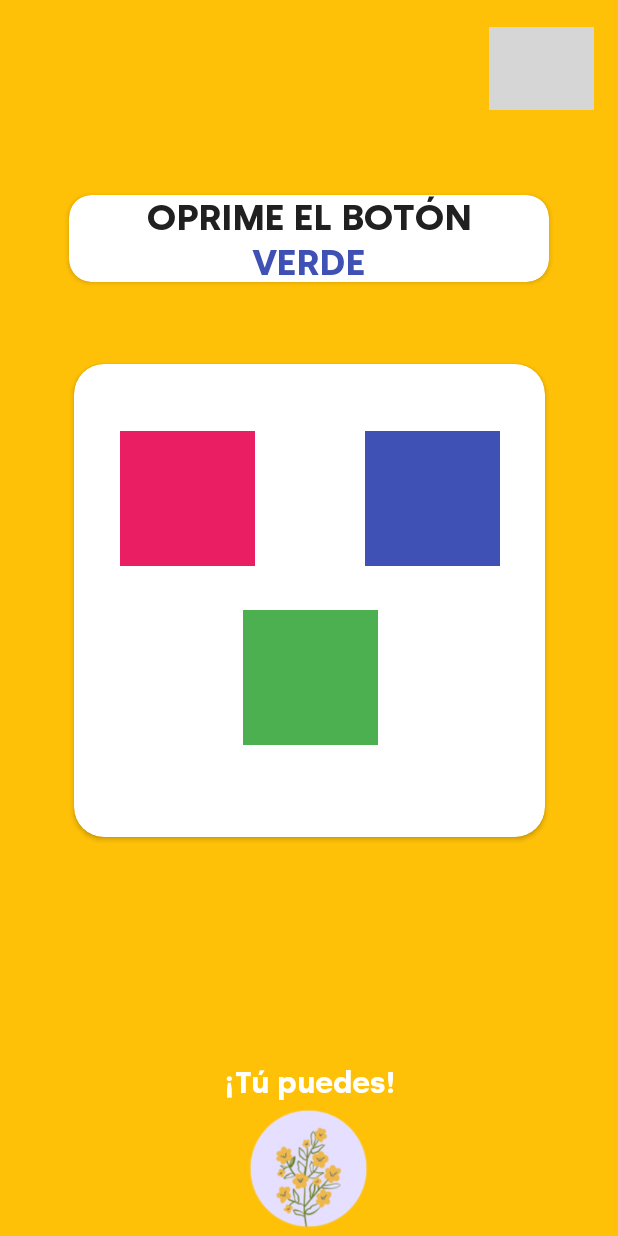
After one commit to MajoBurguete/ADAM, an Android app: the layout activity_rainbow_nvl1.xml on its own in the app's theme, with its tools: preview values and no code run, on a phone screen of 412 x 824 dp. The commit adds this screen. Run offline under Robolectric (Android 15) with nearby library versions, the phone set to English and light mode, and no system bars; grey boxes are pictures that could not be loaded.

Commit message:
first commit 6/09 18:40 #7

```diff
--- /dev/null
+++ b/app/src/main/res/layout/activity_rainbow_nvl1.xml
@@ -0,0 +1,156 @@
+<?xml version="1.0" encoding="utf-8"?>
+<androidx.constraintlayout.widget.ConstraintLayout xmlns:android="http://schemas.android.com/apk/res/android"
+    xmlns:app="http://schemas.android.com/apk/res-auto"
+    xmlns:tools="http://schemas.android.com/tools"
+    android:layout_width="match_parent"
+    android:layout_height="match_parent"
+    android:background="#FFC107"
+    android:backgroundTint="#FFC107"
+    app:circularflow_defaultRadius="20dp">
+
+    <ImageButton
+        android:id="@+id/imageButton3"
+        android:layout_width="70dp"
+        android:layout_height="55dp"
+        app:layout_constraintBottom_toBottomOf="parent"
+        app:layout_constraintEnd_toEndOf="parent"
+        app:layout_constraintHorizontal_bias="0.953"
+        app:layout_constraintStart_toStartOf="parent"
+        app:layout_constraintTop_toTopOf="parent"
+        app:layout_constraintVertical_bias="0.023"
+        tools:ignore="SpeakableTextPresentCheck"
+        tools:srcCompat="@tools:sample/backgrounds/scenic" />
+
+    <ImageView
+        android:id="@+id/imageView"
+        android:layout_width="90dp"
+        android:layout_height="90dp"
+        app:layout_constraintBottom_toBottomOf="parent"
+        app:layout_constraintEnd_toEndOf="parent"
+        app:layout_constraintHorizontal_bias="0.498"
+        app:layout_constraintStart_toStartOf="parent"
+        app:layout_constraintTop_toBottomOf="@+id/cardView2"
+        app:layout_constraintVertical_bias="1.0"
+        app:srcCompat="@drawable/placeholder" />
+
+    <TextView
+        android:id="@+id/textView3"
+        android:layout_width="wrap_content"
+        android:layout_height="wrap_content"
+        android:fontFamily="@font/silka_bold_webfont"
+        android:text="@string/tu_puedes"
+        android:textAlignment="center"
+        android:textColor="#FFFFFF"
+        android:textSize="20sp"
+        app:layout_constraintBottom_toTopOf="@+id/imageView"
+        app:layout_constraintEnd_toEndOf="parent"
+        app:layout_constraintStart_toStartOf="parent"
+        app:layout_constraintTop_toBottomOf="@+id/cardView2"
+        app:layout_constraintVertical_bias="1.0"
+        tools:ignore="TextContrastCheck" />
+
+    <androidx.cardview.widget.CardView
+        android:id="@+id/cardView2"
+        android:layout_width="314dp"
+        android:layout_height="315dp"
+        android:paddingStart="15dp"
+        android:paddingEnd="15dp"
+        app:cardCornerRadius="20dp"
+        app:layout_constraintBottom_toBottomOf="parent"
+        app:layout_constraintEnd_toEndOf="parent"
+        app:layout_constraintStart_toStartOf="parent"
+        app:layout_constraintTop_toBottomOf="@+id/cardView"
+        app:layout_constraintVertical_bias="0.17">
+
+        <androidx.constraintlayout.widget.ConstraintLayout
+            android:layout_width="match_parent"
+            android:layout_height="314dp"
+            android:paddingStart="30dp"
+            android:paddingEnd="30dp">
+
+            <ImageButton
+                android:id="@+id/imageButton5"
+                android:layout_width="90dp"
+                android:layout_height="90dp"
+                android:tint="#3F51B5"
+                app:layout_constraintBottom_toBottomOf="parent"
+                app:layout_constraintEnd_toEndOf="parent"
+                app:layout_constraintHorizontal_bias="1.0"
+                app:layout_constraintStart_toEndOf="@+id/imageButton4"
+                app:layout_constraintTop_toTopOf="@+id/imageButton4"
+                app:layout_constraintVertical_bias="0.0"
+                app:srcCompat="@drawable/placeholder"
+                tools:ignore="SpeakableTextPresentCheck,ImageContrastCheck" />
+
+            <ImageButton
+                android:id="@+id/imageButton6"
+                android:layout_width="90dp"
+                android:layout_height="90dp"
+                android:tint="#4CAF50"
+                app:layout_constraintBottom_toBottomOf="parent"
+                app:layout_constraintEnd_toEndOf="@+id/imageButton5"
+                app:layout_constraintStart_toStartOf="@+id/imageButton4"
+                app:layout_constraintTop_toBottomOf="@+id/imageButton5"
+                app:layout_constraintVertical_bias="0.327"
+                app:srcCompat="@drawable/placeholder"
+                tools:ignore="SpeakableTextPresentCheck" />
+
+            <ImageButton
+                android:id="@+id/imageButton4"
+                android:layout_width="90dp"
+                android:layout_height="90dp"
+                android:backgroundTint="#E91E63"
+                android:tint="#E91E63"
+                app:layout_constraintBottom_toBottomOf="parent"
+                app:layout_constraintEnd_toEndOf="parent"
+                app:layout_constraintHorizontal_bias="0.004"
+                app:layout_constraintStart_toStartOf="parent"
+                app:layout_constraintTop_toTopOf="parent"
+                app:layout_constraintVertical_bias="0.19999999"
+                app:srcCompat="@drawable/placeholder"
+                tools:ignore="SpeakableTextPresentCheck,ImageContrastCheck" />
+        </androidx.constraintlayout.widget.ConstraintLayout>
+
+    </androidx.cardview.widget.CardView>
+
+    <androidx.cardview.widget.CardView
+        android:id="@+id/cardView"
+        android:layout_width="320dp"
+        android:layout_height="58dp"
+        app:cardBackgroundColor="#FFFFFF"
+        app:cardCornerRadius="15dp"
+        app:layout_constraintBottom_toBottomOf="parent"
+        app:layout_constraintEnd_toEndOf="parent"
+        app:layout_constraintStart_toStartOf="parent"
+        app:layout_constraintTop_toTopOf="parent"
+        app:layout_constraintVertical_bias="0.17">
+
+        <LinearLayout
+            android:layout_width="match_parent"
+            android:layout_height="wrap_content"
+            android:orientation="vertical">
+
+            <TextView
+                android:id="@+id/textView"
+                android:layout_width="match_parent"
+                android:layout_height="wrap_content"
+                android:fontFamily="@font/silka_bold_webfont"
+                android:text="@string/oprime_el_boton"
+                android:textAlignment="center"
+                android:textColor="#202020"
+                android:textSize="24sp" />
+
+            <TextView
+                android:id="@+id/textView2"
+                android:layout_width="match_parent"
+                android:layout_height="wrap_content"
+                android:fontFamily="@font/silka_bold_webfont"
+                android:text="@string/verde"
+                android:textAlignment="center"
+                android:textColor="#3F51B5"
+                android:textSize="24sp" />
+
+        </LinearLayout>
+    </androidx.cardview.widget.CardView>
+
+</androidx.constraintlayout.widget.ConstraintLayout>
--- a/app/src/main/res/values/strings.xml
+++ b/app/src/main/res/values/strings.xml
@@ -1,3 +1,8 @@
 <resources>
     <string name="app_name">ADAM</string>
+    <string name="elige_tu_perfil">Elige tu perfil</string>
+    <string name="agrega_otro_perfil">Agrega otro perfil</string>
+    <string name="oprime_el_boton">OPRIME EL BOTÓN</string>
+    <string name="verde">VERDE</string>
+    <string name="tu_puedes">¡Tú puedes!</string>
 </resources>
```
Also changed, not shown: app/src/main/res/drawable/placeholder.png (added), app/src/main/res/font/silka_bold_webfont.ttf (added).
